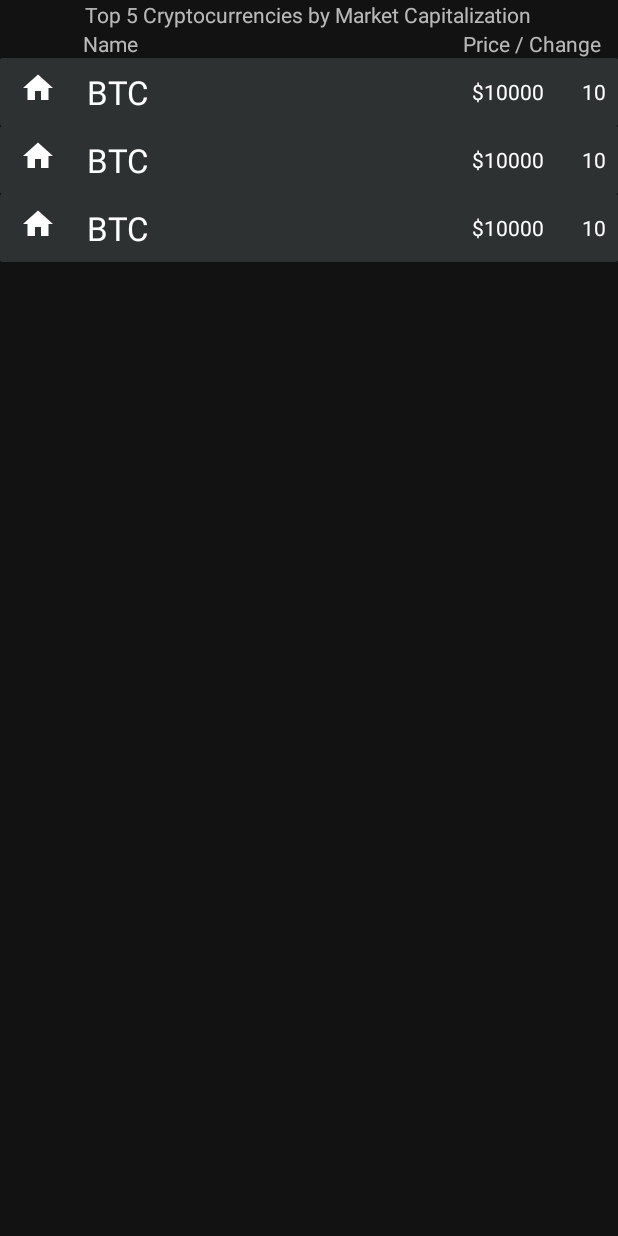
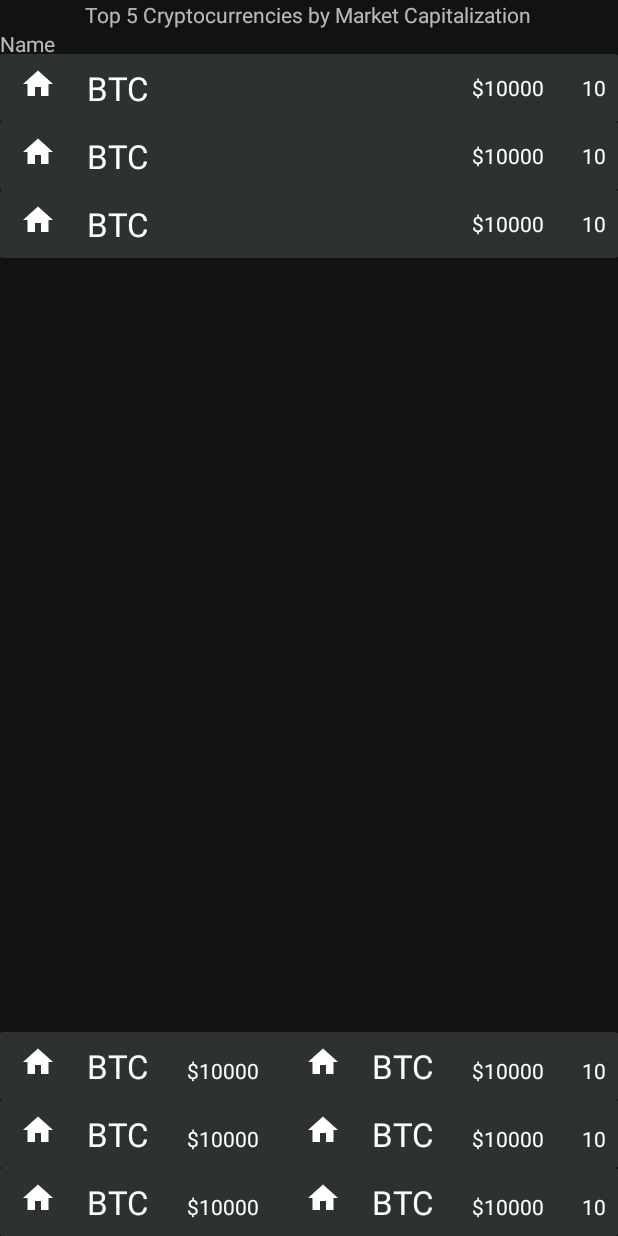
Before and after one commit to pvlvb/PortfolioManager, an Android app: the layout main_fragment.xml on its own in the app's theme, with its tools: preview values and no code run, on a phone screen of 412 x 824 dp. Run offline under Robolectric (Android 15) with nearby library versions, the phone set to English and light mode, and no system bars; network calls fail.

Commit message:
Images in recyclerview

```diff
--- a/app/src/main/java/com/example/portfoliomanager/LocalDataSource/Coin.java
+++ b/app/src/main/java/com/example/portfoliomanager/MainFragmentLocal/Coin.java
@@ -1,4 +1,4 @@
-package com.example.portfoliomanager.LocalDataSource;
+package com.example.portfoliomanager.MainFragmentLocal;
 
 import androidx.room.Entity;
 import androidx.room.PrimaryKey;
--- a/app/src/main/java/com/example/portfoliomanager/LocalDataSource/CoinDAO.java
+++ b/app/src/main/java/com/example/portfoliomanager/MainFragmentLocal/CoinDAO.java
@@ -1,4 +1,4 @@
-package com.example.portfoliomanager.LocalDataSource;
+package com.example.portfoliomanager.MainFragmentLocal;
 
 import androidx.lifecycle.LiveData;
 import androidx.room.Dao;
--- a/app/src/main/java/com/example/portfoliomanager/LocalDataSource/CoinDB.java
+++ b/app/src/main/java/com/example/portfoliomanager/MainFragmentLocal/CoinDB.java
@@ -1,13 +1,10 @@
-package com.example.portfoliomanager.LocalDataSource;
+package com.example.portfoliomanager.MainFragmentLocal;
 
 import android.content.Context;
-import android.os.AsyncTask;
 
-import androidx.annotation.NonNull;
 import androidx.room.Database;
 import androidx.room.Room;
 import androidx.room.RoomDatabase;
-import androidx.sqlite.db.SupportSQLiteDatabase;
 
 @Database(entities = Coin.class, version = 1)
 public abstract class CoinDB extends RoomDatabase {
--- a/app/src/main/java/com/example/portfoliomanager/LocalDataSource/LocalDataSource.java
+++ b/app/src/main/java/com/example/portfoliomanager/MainFragmentLocal/LocalDataSource.java
@@ -1,9 +1,9 @@
-package com.example.portfoliomanager.LocalDataSource;
+package com.example.portfoliomanager.MainFragmentLocal;
 
 import androidx.lifecycle.LiveData;
 
-import com.example.portfoliomanager.MainFragmentNetwork.API2ObjectClasses.Datum;
-import com.example.portfoliomanager.MainFragmentNetwork.API2ObjectClasses.Result;
+import com.example.portfoliomanager.MainFragmentRemote.CMC_TopMarketCap_Converter.Datum;
+import com.example.portfoliomanager.MainFragmentRemote.CMC_TopMarketCap_Converter.Result;
 import com.example.portfoliomanager.PortfolioApp;
 
 import java.text.DecimalFormat;
@@ -23,9 +23,11 @@ public class LocalDataSource {
         if (resp != null) {
             coinDAO.deleteAll();
             List<Datum> datumList = resp.getData();
+            Integer id = 0; // adding custom id, because CMC have their own ids
             for (Datum t : datumList) {
+
                 double price = t.getQuote().getUSD().getPrice();
-
+                double percentchange = t.getQuote().getUSD().getPercentChange24h();
                 if (price >= 1.0) {
                     DecimalFormat df = new DecimalFormat("#.##");
                     price = Double.parseDouble(df.format(price));
@@ -33,14 +35,16 @@ public class LocalDataSource {
                     DecimalFormat df = new DecimalFormat("#.###");
                     price = Double.parseDouble(df.format(price));
                 }
-                double percentchange = t.getQuote().getUSD().getPercentChange24h();
                 DecimalFormat df = new DecimalFormat("#.##");
                 percentchange = Double.parseDouble(df.format(percentchange));
-                coinDAO.insertCoin(new Coin(t.getId(), "", t.getName(), price, percentchange));
+
+
+                coinDAO.insertCoin(new Coin(id, "https://s2.coinmarketcap.com/static/img/coins/64x64/"+ t.getId() +".png", t.getName(), price, percentchange));
+                id++;
             }
         }
         else{
-            //TODO add notification on data unsucessful loading
+            //TODO add notification on data unsuccessful loading
         }
     }
 }
--- a/app/src/main/java/com/example/portfoliomanager/MainFragmentNetwork/API2ObjectClasses/Datum.java
+++ b/app/src/main/java/com/example/portfoliomanager/MainFragmentRemote/CMC_TopMarketCap_Converter/Datum.java
@@ -1,4 +1,4 @@
-package com.example.portfoliomanager.MainFragmentNetwork.API2ObjectClasses;
+package com.example.portfoliomanager.MainFragmentRemote.CMC_TopMarketCap_Converter;
 
 import com.google.gson.annotations.Expose;
 import com.google.gson.annotations.SerializedName;
--- a/app/src/main/java/com/example/portfoliomanager/MainFragmentNetwork/API2ObjectClasses/Quote.java
+++ b/app/src/main/java/com/example/portfoliomanager/MainFragmentRemote/CMC_TopMarketCap_Converter/Quote.java
@@ -1,4 +1,4 @@
-package com.example.portfoliomanager.MainFragmentNetwork.API2ObjectClasses;
+package com.example.portfoliomanager.MainFragmentRemote.CMC_TopMarketCap_Converter;
 
 import com.google.gson.annotations.Expose;
 import com.google.gson.annotations.SerializedName;
--- a/app/src/main/java/com/example/portfoliomanager/MainFragmentNetwork/API2ObjectClasses/Result.java
+++ b/app/src/main/java/com/example/portfoliomanager/MainFragmentRemote/CMC_TopMarketCap_Converter/Result.java
@@ -1,4 +1,4 @@
-package com.example.portfoliomanager.MainFragmentNetwork.API2ObjectClasses;
+package com.example.portfoliomanager.MainFragmentRemote.CMC_TopMarketCap_Converter;
 
 import java.util.List;
 import com.google.gson.annotations.Expose;
--- a/app/src/main/java/com/example/portfoliomanager/MainFragmentNetwork/API2ObjectClasses/Status.java
+++ b/app/src/main/java/com/example/portfoliomanager/MainFragmentRemote/CMC_TopMarketCap_Converter/Status.java
@@ -1,4 +1,4 @@
-package com.example.portfoliomanager.MainFragmentNetwork.API2ObjectClasses;
+package com.example.portfoliomanager.MainFragmentRemote.CMC_TopMarketCap_Converter;
 
 import com.google.gson.annotations.Expose;
 import com.google.gson.annotations.SerializedName;
--- a/app/src/main/java/com/example/portfoliomanager/MainFragmentNetwork/API2ObjectClasses/USD.java
+++ b/app/src/main/java/com/example/portfoliomanager/MainFragmentRemote/CMC_TopMarketCap_Converter/USD.java
@@ -1,7 +1,4 @@
-package com.example.portfoliomanager.MainFragmentNetwork.API2ObjectClasses;
-
-import com.google.gson.annotations.Expose;
-import com.google.gson.annotations.SerializedName;
+package com.example.portfoliomanager.MainFragmentRemote.CMC_TopMarketCap_Converter;
 
 import com.google.gson.annotations.Expose;
 import com.google.gson.annotations.SerializedName;
--- a/app/src/main/java/com/example/portfoliomanager/MainFragmentViewModel.java
+++ b/app/src/main/java/com/example/portfoliomanager/MainFragmentViewModel.java
@@ -5,10 +5,8 @@ import android.app.Application;
 import androidx.annotation.NonNull;
 import androidx.lifecycle.AndroidViewModel;
 import androidx.lifecycle.LiveData;
-import androidx.lifecycle.MediatorLiveData;
-import androidx.lifecycle.Observer;
 
-import com.example.portfoliomanager.LocalDataSource.Coin;
+import com.example.portfoliomanager.MainFragmentLocal.Coin;
 import com.example.portfoliomanager.MainFragmentRepository.Repository;
 
 import java.util.List;
--- a/app/src/main/java/com/example/portfoliomanager/Top5CoinAdapter.java
+++ b/app/src/main/java/com/example/portfoliomanager/Top5CoinAdapter.java
@@ -10,7 +10,7 @@ import android.widget.TextView;
 import androidx.annotation.NonNull;
 import androidx.recyclerview.widget.RecyclerView;
 
-import com.example.portfoliomanager.LocalDataSource.Coin;
+import com.example.portfoliomanager.MainFragmentLocal.Coin;
 import com.squareup.picasso.Picasso;
 
 import java.util.ArrayList;
@@ -22,14 +22,14 @@ public class Top5CoinAdapter extends RecyclerView.Adapter<Top5CoinAdapter.CoinHo
     @NonNull
     @Override
     public CoinHolder onCreateViewHolder(@NonNull ViewGroup parent, int viewType) {
-        View ItemView = LayoutInflater.from(parent.getContext()).inflate(R.layout.mainfragment_coin_item,parent,false);
+        View ItemView = LayoutInflater.from(parent.getContext()).inflate(R.layout.mainfragment_coin_item_top5_mc,parent,false);
         return new CoinHolder(ItemView);
     }
 
     @Override
     public void onBindViewHolder(@NonNull CoinHolder holder, int position) {
         Coin curr = coins.get(position);
-        Picasso.get().load("https://s2.coinmarketcap.com/static/img/coins/64x64/1.png").into(holder.icon);
+        Picasso.get().load(curr.getImage()).into(holder.icon);
         holder.textViewTicker.setText(curr.getTicker());
         holder.textViewPrice.setText("$" + String.valueOf(curr.getPrice()));
         holder.textViewChange.setText(String.valueOf(curr.getChange24h()) + "%");
--- a/app/src/main/res/layout/main_fragment.xml
+++ b/app/src/main/res/layout/main_fragment.xml
@@ -1,5 +1,5 @@
 <?xml version="1.0" encoding="utf-8"?>
-<LinearLayout xmlns:android="http://schemas.android.com/apk/res/android"
+<RelativeLayout xmlns:android="http://schemas.android.com/apk/res/android"
     android:layout_width="match_parent"
     android:layout_height="match_parent"
     android:orientation="vertical"
@@ -10,16 +10,40 @@
         android:layout_width="wrap_content"
         android:layout_height="wrap_content"
         android:text="@string/main_fragment_top5crypto"
+        android:layout_centerHorizontal="true"
         android:layout_gravity="center" />
     <TextView
         android:layout_width="wrap_content"
         android:layout_height="wrap_content"
-        android:text="Name                                                                 Price / Change"
-        android:paddingStart="55dp" />
+        android:layout_below="@+id/main_fragment_top5_title"
+        android:text="Name"
+        android:layout_alignParentLeft="true" />
+
     <androidx.recyclerview.widget.RecyclerView
         android:id="@+id/top5_recyclerview"
         android:layout_width="match_parent"
+        android:layout_height="234dp"
+        android:layout_alignParentStart="true"
+        android:layout_alignParentTop="true"
+        android:layout_marginStart="0dp"
+        android:layout_marginTop="36dp"
+        tools:listitem="@layout/mainfragment_coin_item_top5_mc" />
+
+    <androidx.recyclerview.widget.RecyclerView
+        android:layout_width="wrap_content"
         android:layout_height="wrap_content"
-        tools:listitem="@layout/mainfragment_coin_item" />
+        android:layout_alignParentLeft="true"
+        android:layout_alignParentBottom="true"
+        android:layout_marginEnd="-28dp"
 
-</LinearLayout>
+        tools:listitem="@layout/mainfragment_coin_item_top5_gainers" />
+    <androidx.recyclerview.widget.RecyclerView
+        android:layout_width="wrap_content"
+        android:layout_height="wrap_content"
+        android:layout_alignParentBottom="true"
+        android:layout_alignParentRight="true"
+        tools:listitem="@layout/mainfragment_coin_item_top5_gainers" />
+
+
+
+</RelativeLayout>
--- /dev/null
+++ b/app/src/main/res/layout/mainfragment_coin_item_top5_gainers.xml
@@ -0,0 +1,58 @@
+<?xml version="1.0" encoding="utf-8"?>
+<androidx.cardview.widget.CardView xmlns:android="http://schemas.android.com/apk/res/android"
+    android:layout_width="match_parent"
+    android:layout_height="wrap_content">
+
+    <LinearLayout
+        android:layout_width="match_parent"
+        android:layout_height="wrap_content"
+        android:background="#2D3132"
+        android:orientation="horizontal"
+        android:padding="8dp">
+
+        <ImageView
+            android:id="@+id/img"
+            android:layout_width="wrap_content"
+            android:layout_height="wrap_content"
+            android:contentDescription="TODO"
+            android:paddingLeft="5dp"
+            android:paddingRight="5dp"
+            android:src="@drawable/ic_home_white_24dp" />
+
+        <TextView
+            android:id="@+id/ticker"
+            android:layout_width="wrap_content"
+            android:layout_height="wrap_content"
+            android:paddingStart="15dp"
+            android:paddingEnd="20dp"
+            android:text="BTC"
+            android:layout_toRightOf="@+id/img"
+            android:textAppearance="@style/TextAppearance.AppCompat.Large" />
+
+        <TextView
+            android:id="@+id/price"
+            android:layout_width="wrap_content"
+            android:layout_height="wrap_content"
+            android:paddingStart="5dp"
+            android:paddingEnd="20dp"
+            android:text="$10000"
+            android:layout_centerInParent="true"
+            android:textAppearance="@style/TextAppearance.AppCompat"
+            android:layout_toLeftOf="@+id/change"/>
+
+
+
+        <TextView
+            android:id="@+id/change"
+            android:layout_width="wrap_content"
+            android:layout_height="wrap_content"
+            android:layout_alignParentEnd="true"
+            android:paddingLeft="5dp"
+            android:layout_centerInParent="true"
+            android:textAppearance="@style/TextAppearance.AppCompat"
+            android:text="10" />
+
+
+    </LinearLayout>
+
+</androidx.cardview.widget.CardView>
```
Also changed, not shown: app/src/main/java/com/example/portfoliomanager/MainFragment.java (+8 -2 lines), app/src/main/java/com/example/portfoliomanager/MainFragmentRemote/CoinMarketCapAPI.java (renamed from app/src/main/java/com/example/portfoliomanager/MainFragmentNetwork/CoinMarketCapAPI.java, +2 -8 lines), app/src/main/java/com/example/portfoliomanager/MainFragmentRemote/RemoteDataSource.java (renamed from app/src/main/java/com/example/portfoliomanager/MainFragmentNetwork/RemoteDataSource.java, +3 -10 lines), app/src/main/java/com/example/portfoliomanager/MainFragmentRepository/Repository.java (+4 -8 lines), app/src/main/java/com/example/portfoliomanager/PortfolioApp.java (+4 -5 lines), app/src/main/res/layout/mainfragment_coin_item_top5_mc.xml (renamed from app/src/main/res/layout/mainfragment_coin_item.xml).
